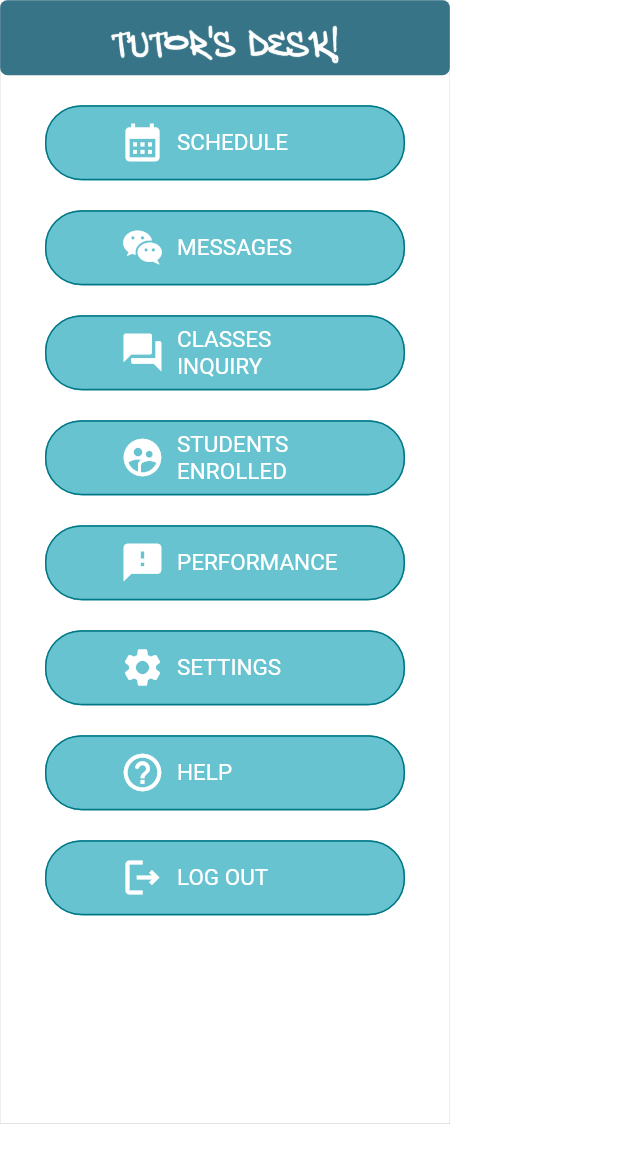
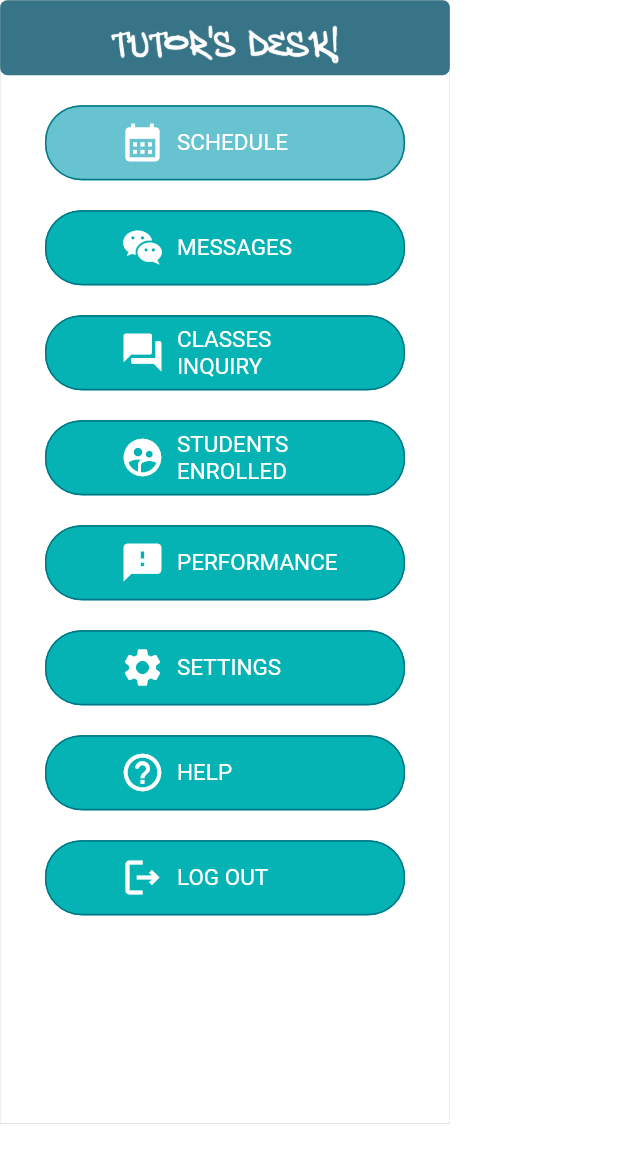
Before and after one commit to Tapuyo/work4ututor, a Flutter app: the DashboardMenu widget shown alone on an empty page, opened directly, on a phone screen of 412 x 824 dp. Shown: the top 1163 px of the screen. Run offline on Flutter 3.47's test engine with Material 2 defaults, Android fonts, the light colour scheme and no system bars; our stand-ins replace cloud_firestore, file_picker, firebase_auth, firebase_core, firebase_messaging, firebase_storage and 4 more; missing offline and left inert: country_pickers, dart:js; accounts and stored records are empty.

Commit message:
update 03152023 0854pm

```diff
--- a/lib/components/nav_bar.dart
+++ b/lib/components/nav_bar.dart
@@ -354,7 +354,7 @@ class DashboardMenu extends StatelessWidget {
                 alignment: Alignment.centerLeft,
                 foregroundColor: Colors.white,
                 disabledBackgroundColor: Colors.white,
-                backgroundColor: const Color.fromRGBO(103, 195, 208, 1),
+                backgroundColor: kColorSecondary,
                 shape: RoundedRectangleBorder(
                   side: const BorderSide(
                     color: Color.fromRGBO(1, 118, 132, 1), // your color here
@@ -399,7 +399,7 @@ class DashboardMenu extends StatelessWidget {
                 alignment: Alignment.centerLeft,
                 foregroundColor: Colors.white,
                 disabledBackgroundColor: Colors.white,
-                backgroundColor: const Color.fromRGBO(103, 195, 208, 1),
+                backgroundColor: kColorSecondary,
                 shape: RoundedRectangleBorder(
                   side: const BorderSide(
                     color: Color.fromRGBO(1, 118, 132, 1), // your color here
@@ -444,7 +444,7 @@ class DashboardMenu extends StatelessWidget {
                 alignment: Alignment.centerLeft,
                 foregroundColor: Colors.white,
                 disabledBackgroundColor: Colors.white,
-                backgroundColor: const Color.fromRGBO(103, 195, 208, 1),
+                backgroundColor: kColorSecondary,
                 shape: RoundedRectangleBorder(
                   side: const BorderSide(
                     color: Color.fromRGBO(1, 118, 132, 1), // your color here
@@ -489,7 +489,7 @@ class DashboardMenu extends StatelessWidget {
                 alignment: Alignment.centerLeft,
                 foregroundColor: Colors.white,
                 disabledBackgroundColor: Colors.white,
-                backgroundColor: const Color.fromRGBO(103, 195, 208, 1),
+                backgroundColor: kColorSecondary,
                 shape: RoundedRectangleBorder(
                   side: const BorderSide(
                     color: Color.fromRGBO(1, 118, 132, 1), // your color here
@@ -534,7 +534,7 @@ class DashboardMenu extends StatelessWidget {
                 alignment: Alignment.centerLeft,
                 foregroundColor: Colors.white,
                 disabledBackgroundColor: Colors.white,
-                backgroundColor: const Color.fromRGBO(103, 195, 208, 1),
+                backgroundColor: kColorSecondary,
                 shape: RoundedRectangleBorder(
                   side: const BorderSide(
                     color: Color.fromRGBO(1, 118, 132, 1), // your color here
@@ -579,7 +579,7 @@ class DashboardMenu extends StatelessWidget {
                 alignment: Alignment.centerLeft,
                 foregroundColor: Colors.white,
                 disabledBackgroundColor: Colors.white,
-                backgroundColor: const Color.fromRGBO(103, 195, 208, 1),
+                backgroundColor: kColorSecondary,
                 shape: RoundedRectangleBorder(
                   side: const BorderSide(
                     color: Color.fromRGBO(1, 118, 132, 1), // your color here
@@ -624,7 +624,7 @@ class DashboardMenu extends StatelessWidget {
                 alignment: Alignment.centerLeft,
                 foregroundColor: Colors.white,
                 disabledBackgroundColor: Colors.white,
-                backgroundColor: const Color.fromRGBO(103, 195, 208, 1),
+                backgroundColor: kColorSecondary,
                 shape: RoundedRectangleBorder(
                   side: const BorderSide(
                     color: Color.fromRGBO(1, 118, 132, 1), // your color here
--- a/lib/main.dart
+++ b/lib/main.dart
@@ -66,7 +66,7 @@ class MyApp extends StatelessWidget {
   Widget build(BuildContext context) {
     return MaterialApp(
       builder: (context, child) {
-        return kIsWeb ? const LoginPage():ScrollConfiguration(
+        return kIsWeb ? const DashboardPage():ScrollConfiguration(
           behavior: MyBehavior(),
           child: child!,
         );
--- a/lib/utils/themes.dart
+++ b/lib/utils/themes.dart
@@ -14,7 +14,7 @@ const kInputTextStyle = TextStyle(
 
 const kColorPrimary =  Color.fromRGBO(55, 116, 135, 1);
 const kColorPrimaryDark = Color(0xff757575);
-const kColorSecondary = Color.fromRGBO(6, 178, 182, 1);
+const kColorSecondary = Color.fromRGBO(5, 179, 180, 1);
 
 const kTextStyleButton = TextStyle(
   color: kColorPrimary,
```
Also changed, not shown: lib/ui/web/help/help.dart (added), lib/ui/web/tutor/classes_inquiry.dart (added), lib/ui/web/tutor/classes_inquiry_info.dart (added), lib/ui/web/tutor/tutor_performance.dart (added), lib/ui/web/tutor/tutor_settings.dart (added).
